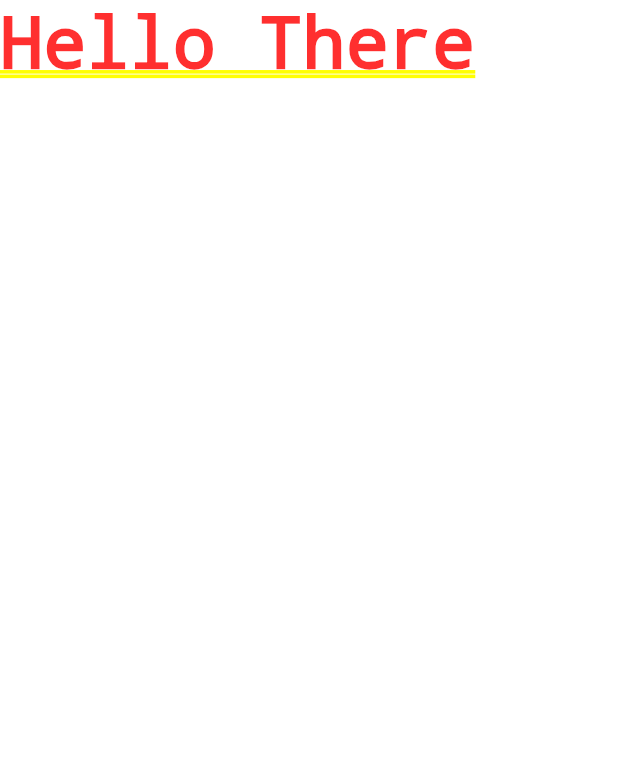
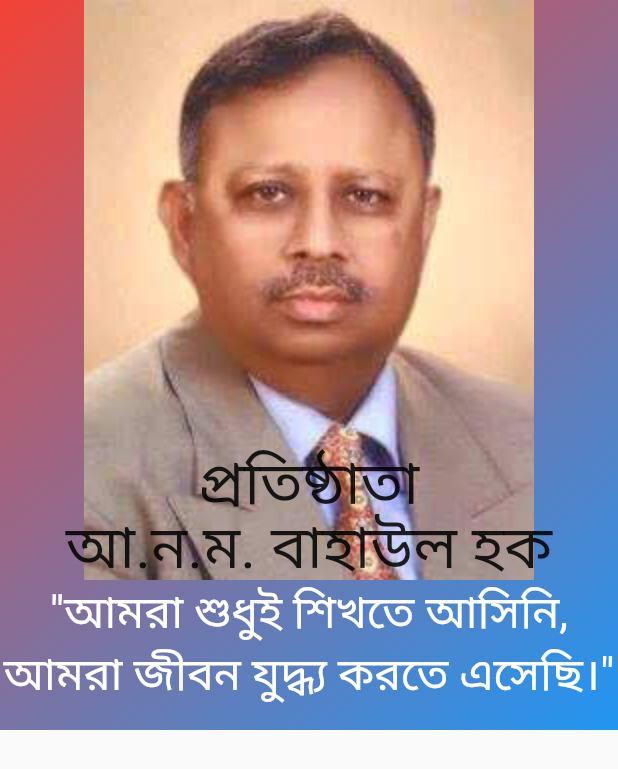
Before and after one commit to findridoy/btisonargaon, a Flutter app: the screen it shows after launch, on a phone screen of 412 x 824 dp. Shown: the top 769 px of the screen. Run offline on Flutter 3.47's test engine with Material 2 defaults, Android fonts, the phone set to English and light mode, and no system bars; drawn by our look-alikes of carousel_pro.

Commit message:
anmbh section work

```diff
--- /dev/null
+++ b/lib/bahaulhuqsection/anmbh.dart
@@ -0,0 +1,73 @@
+import 'package:carousel_pro/carousel_pro.dart';
+import 'package:flutter/material.dart';
+
+class Anmbh extends StatelessWidget {
+  @override
+  Widget build(BuildContext context) {
+    return Container(
+      decoration: BoxDecoration(
+        gradient: LinearGradient(
+          begin: Alignment.topLeft,
+          end: Alignment.bottomRight,
+          colors: [Colors.red, Colors.blue],
+        ),
+      ),
+      child: Column(
+        children: <Widget>[
+          Stack(
+            alignment: AlignmentDirectional.bottomCenter,
+            children: <Widget>[
+              Image.asset(
+                'assets/anmbh.jpg',
+                width: 300,
+                fit: BoxFit.cover,
+              ),
+              Container(
+                child: FittedBox(
+                  child: Column(
+                    children: <Widget>[
+                      Text(
+                        "প্রতিষ্ঠাতা",
+                        style: TextStyle(
+                          fontSize: 40,
+                        ),
+                      ),
+                      Text(
+                        "আ.ন.ম. বাহাউল হক",
+                        style: TextStyle(fontSize: 40, height: 1),
+                      ),
+                    ],
+                  ),
+                ),
+              ),
+            ],
+          ),
+          Container(
+            height: 100,
+            child: DefaultTextStyle(
+              textAlign: TextAlign.center,
+              style: TextStyle(
+                fontSize: 30,
+                color: Colors.white,
+              ),
+              child: Carousel(
+                showIndicator: false,
+                images: [
+                  Text(
+                    "\"আমরা শুধুই শিখতে আসিনি, আমরা জীবন যুদ্ধ্য করতে এসেছি।\"",
+                  ),
+                  Text(
+                    "\"রবীন্দ্রনাথ আমার গুরু, আর আমি রবীন্দ্রনাথের\"",
+                  ),
+                  Text(
+                    "\"সুধুই পড়ালেখা নয় কাজও শিখতে হবে\"",
+                  ),
+                ],
+              ),
+            ),
+          ),
+        ],
+      ),
+    );
+  }
+}
--- a/lib/main.dart
+++ b/lib/main.dart
@@ -1,3 +1,4 @@
+import 'package:btisonargaon/bahaulhuqsection/anmbh.dart';
 import 'package:flutter/material.dart';
 
 void main() {
@@ -10,7 +11,25 @@ class MyApp extends StatelessWidget {
   Widget build(BuildContext context) {
     return MaterialApp(
       title: 'Flutter Demo',
-      home: Text("Hello There"), //MyHomePage(title: 'Flutter Demo Home Page'),
+      home: HomeView(), //MyHomePage(title: 'Flutter Demo Home Page'),
     );
   }
 }
+
+class HomeView extends StatelessWidget {
+  @override
+  Widget build(BuildContext context) {
+    return Scaffold(
+      body: Container(
+        child: SingleChildScrollView(
+          child: Column(
+            children: <Widget>[
+              //chairman sir's section
+              Anmbh()
+            ],
+          ),
+        ),
+      ),
+    );
+  }
+}
--- a/pubspec.yaml
+++ b/pubspec.yaml
@@ -19,6 +19,7 @@ environment:
 dependencies:
   flutter:
     sdk: flutter
+  carousel_pro: ^1.0.0
 
 
   # The following adds the Cupertino Icons font to your application.
@@ -41,9 +42,8 @@ flutter:
   uses-material-design: true
 
   # To add assets to your application, add an assets section, like this:
-  # assets:
-  #   - images/a_dot_burr.jpeg
-  #   - images/a_dot_ham.jpeg
+  assets:
+    - assets/
 
   # An image asset can refer to one or more resolution-specific "variants", see
   # https://flutter.dev/assets-and-images/#resolution-aware.
```
Also changed, not shown: assets/anmbh.jpg (added), pubspec.lock.
